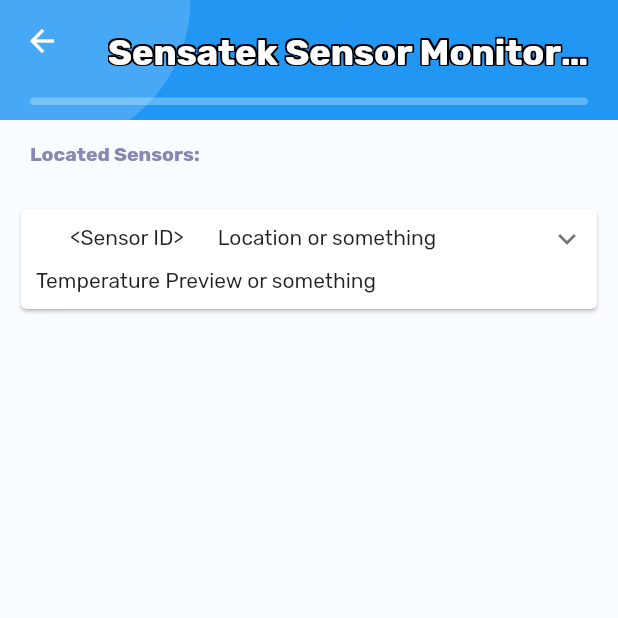
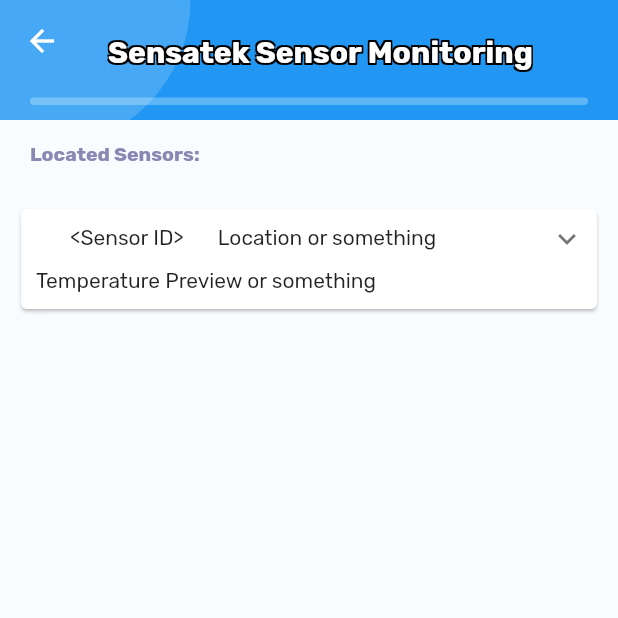
Before and after one commit to kthomas4031/Sensortek, a Flutter app: the Home screen opened directly, on a phone screen of 412 x 824 dp, the top half of it. Run offline on Flutter 3.47's test engine with Material 2 defaults, Android fonts, the phone set to English and light mode, and no system bars; drawn by our look-alikes of expandable; our stand-ins replace flutter_slidable, gradient_app_bar.

Commit message:
Fixed header on second page

```diff
--- a/lib/appBars.dart
+++ b/lib/appBars.dart
@@ -26,7 +26,7 @@ Widget fullAppbar(BuildContext context) {
           children: <Widget>[
             Text(
               'Sensatek Sensor Monitoring',
-              style: TextStyle(fontSize: 24, fontWeight: FontWeight.w600,
+              style: TextStyle(fontSize: 20, fontWeight: FontWeight.w600,
               shadows: [
                     Shadow( // bottomLeft
                       offset: Offset(-1.25, -1.25),
```
